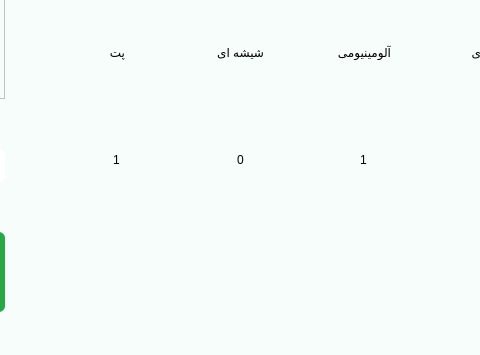
The window that main.ui (Farazist/raspberrypi-app) describes before a commit, drawn with Qt 5; both pictures show x 413 to 893 and y 245 to 600 of the 1000 by 600 pixel window.
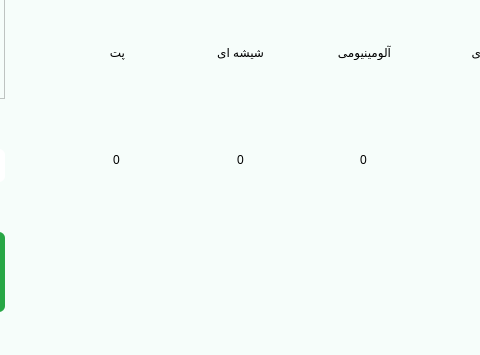
The same window after the commit. Icons and pictures are not drawn.

```diff
--- a/main.ui
+++ b/main.ui
@@ -1372,7 +1372,7 @@
 color:#000000;</string>
               </property>
               <property name="text">
-               <string>1</string>
+               <string>0</string>
               </property>
              </widget>
             </item>
@@ -1408,7 +1408,7 @@
 color:#000000;</string>
               </property>
               <property name="text">
-               <string>1</string>
+               <string>0</string>
               </property>
              </widget>
             </item>
```
